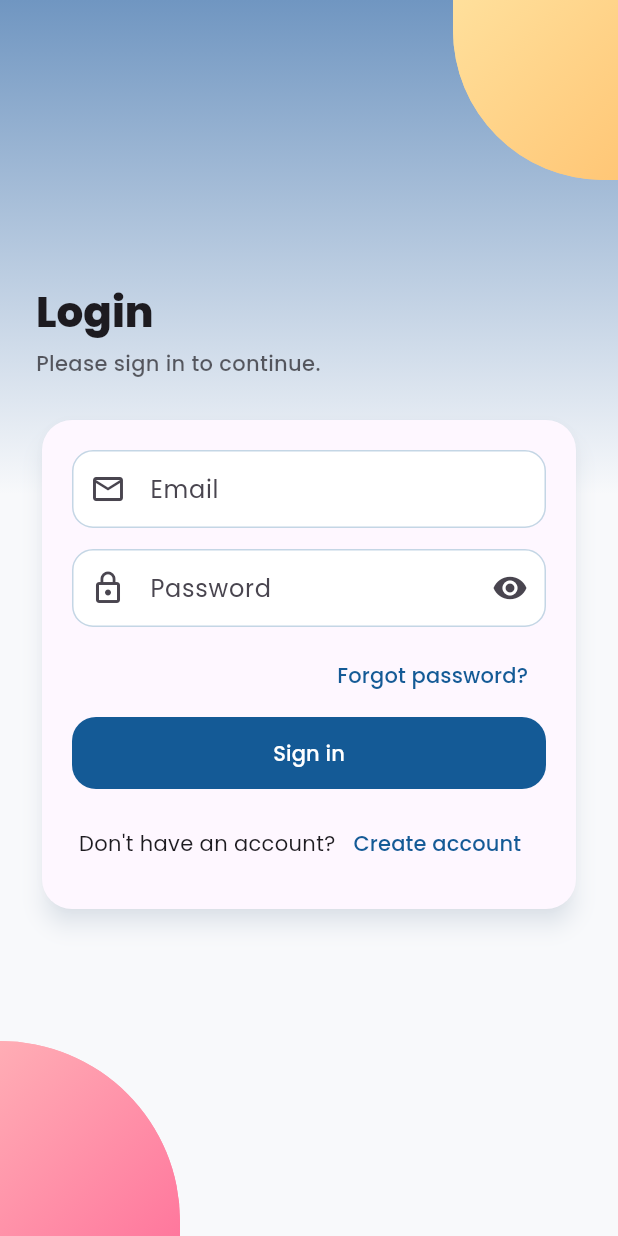
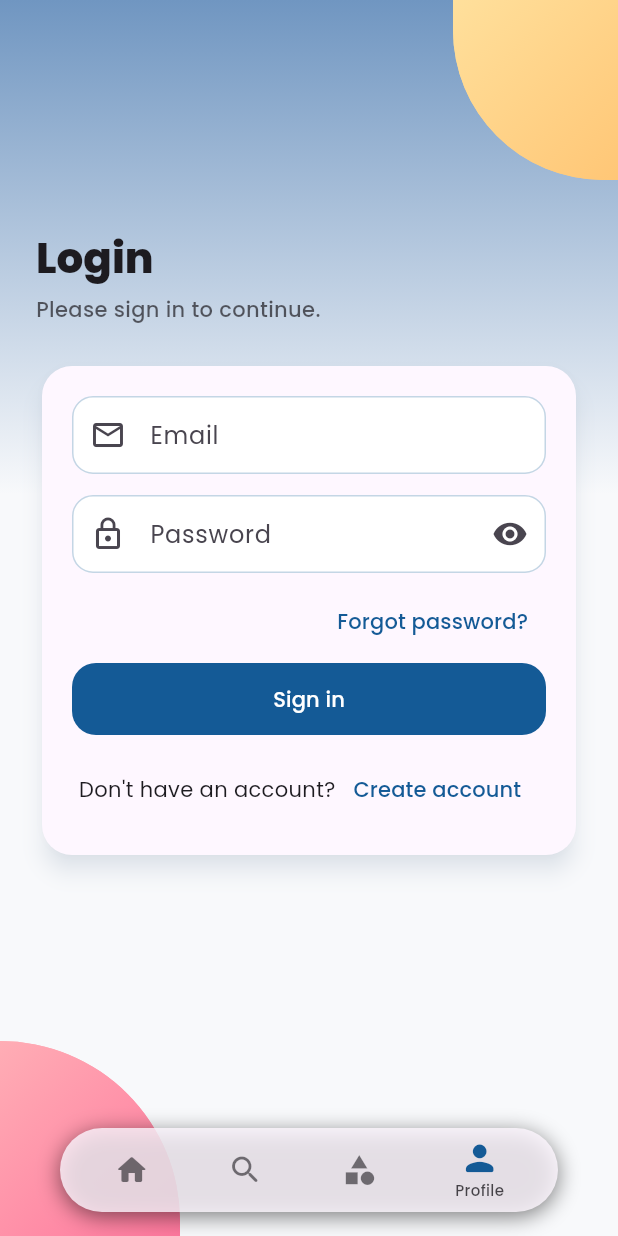
Before and after one commit to NguyenTrungHieu1534/DACN_Flutter, a Flutter app: the screen it shows after launch, item 4 of the bottom bar chosen, after a tap on "Đăng nhập", on a phone screen of 412 x 824 dp. Run offline on Flutter 3.47's test engine with Material 3 defaults, Android fonts, the phone set to English and light mode, and no system bars; our stand-ins replace audio_service, connectivity_plus, google_fonts, image_picker, internet_connection_checker, just_audio and 5 more; missing offline and left inert: audio_session; network calls fail.

Commit message:
feat(navigation): Implement persistent navigation stacks for tabs
Implements a persistent navigation pattern where each tab in the bottom navigation bar maintains its own independent navigation stack. This significantly enhances the user experience by preserving the state (scroll position, navigation history) of each tab when switching between them.

### How It Works:

1.  **Independent Navigators**:
    *   In `main.dart`, the main `body` is now an `IndexedStack` that contains a list of `Navigator` widgets, one for each tab.
    *   Each `Navigator` is assigned a unique `GlobalKey<NavigatorState>` to allow for individual state management.

2.  **State Preservation**:
    *   The `IndexedStack` ensures that all `Navigator` widgets (and their respective screen stacks) remain alive in the widget tree even when they are not visible. This is the key to preserving state when the user switches tabs.

3.  **Intelligent Back Button Handling**:
    *   The main `Scaffold` is wrapped in a `PopScope`.
    *   When the user presses the system's back button, `onPopInvoked` first checks if the `Navigator` of the *current* tab can pop a screen.
    *   If it can, it pops the screen within that tab's stack. If not (i.e., it's at the root screen), it does nothing, preventing the app from closing unexpectedly.

4.  **Resetting Tab State**:
    *   The `onItemSelected` callback for the `BottomNavigationBar` is updated.
    *   If the user taps a tab that is already active, it will pop all routes on that tab's navigator stack until it returns to the root screen (`popUntil((route) => route.isFirst)`). This provides a quick way for users to get back to the start of a tab.

```diff
--- a/DACN/lib/main.dart
+++ b/DACN/lib/main.dart
@@ -87,13 +87,21 @@ class MainNavigation extends StatefulWidget {
 class _MainNavigationState extends State<MainNavigation>
     with SingleTickerProviderStateMixin {
   int _currentIndex = 0;
-  final _screens = const [
+
+  final List<GlobalKey<NavigatorState>> _navigatorKeys = [
+    GlobalKey<NavigatorState>(),
+    GlobalKey<NavigatorState>(),
+    GlobalKey<NavigatorState>(),
+    GlobalKey<NavigatorState>(),
+  ];
+
+  final List<Widget> _rootScreens = const [
     HomeScreen(),
     SearchScreen(),
     LibraryScreen(),
     UserScreen(),
-    FavScreen(),
   ];
+
   Stream<bool> get connectionStream async* {
     yield* Connectivity().onConnectivityChanged.asyncMap((status) async {
       if (status == ConnectivityResult.none) return false;
@@ -108,13 +116,29 @@ class _MainNavigationState extends State<MainNavigation>
       builder: (context, snapshot) {
         final hasInternet = snapshot.data ?? true;
 
-        return Stack(
-          children: [
-            Scaffold(
+        return PopScope(
+          canPop: false,
+          onPopInvoked: (didPop) async {
+            if (didPop) return;
+            final navigator = _navigatorKeys[_currentIndex].currentState!;
+            if (navigator.canPop()) {
+              navigator.pop();
+            }
+          },
+          child: Scaffold(
             extendBody: true,
             body: IndexedStack(
               index: _currentIndex,
-                children: _screens,
+              children: List.generate(_rootScreens.length, (index) {
+                return Navigator(
+                  key: _navigatorKeys[index],
+                  onGenerateRoute: (routeSettings) {
+                    return MaterialPageRoute(
+                      builder: (context) => _rootScreens[index],
+                    );
+                  },
+                );
+              }),
             ),
             bottomNavigationBar: BuildNaviBot(
               currentIndex: _currentIndex,
@@ -123,7 +147,6 @@ class _MainNavigationState extends State<MainNavigation>
                 final ok = await InternetConnectionChecker().hasConnection;
                 if (!mounted) return;
                 final messenger = ScaffoldMessenger.of(context);
-                  // Remove any existing snackbars to avoid stacking
                 messenger.clearSnackBars();
                 messenger.showSnackBar(
                   SnackBar(
@@ -136,11 +159,16 @@ class _MainNavigationState extends State<MainNavigation>
                 );
               },
               onItemSelected: (index) {
+                if (_currentIndex == index) {
+                  _navigatorKeys[index]
+                      .currentState
+                      ?.popUntil((route) => route.isFirst);
+                } else {
                   setState(() => _currentIndex = index);
+                }
               },
             ),
           ),
-          ],
         );
       },
     );
--- a/DACN/lib/screens/album_detail_screen.dart
+++ b/DACN/lib/screens/album_detail_screen.dart
@@ -499,12 +499,6 @@ class _AlbumDetailScreenState extends State<AlbumDetailScreen>
               },
             ),
           ),
-
-          /// 🎵 Mini Player ở cuối trang (giống nav)
-          Align(
-            alignment: Alignment.bottomCenter,
-            child: MiniPlayerWidget(),
-          ),
         ],
       ),
     );
```
Lines whose indentation alone changed are shown as unchanged.
